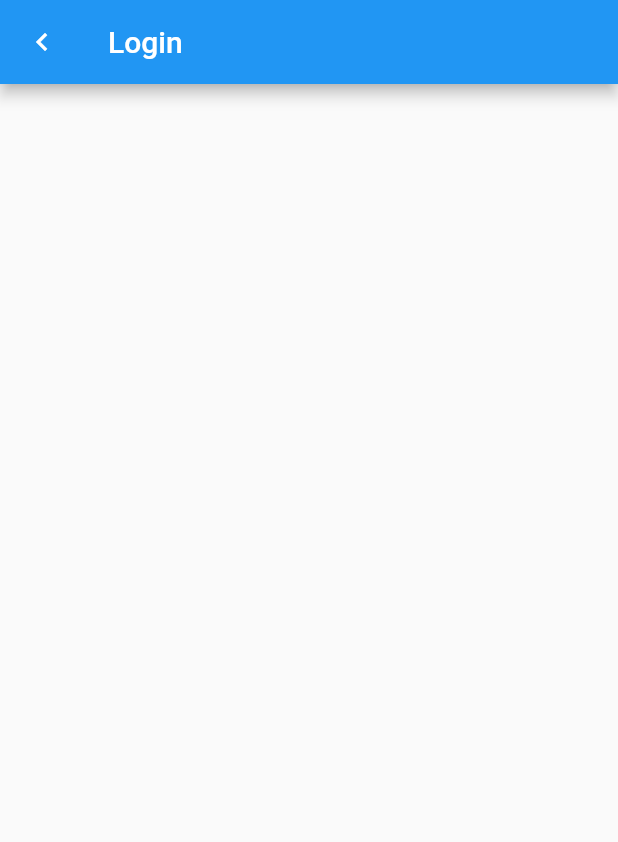
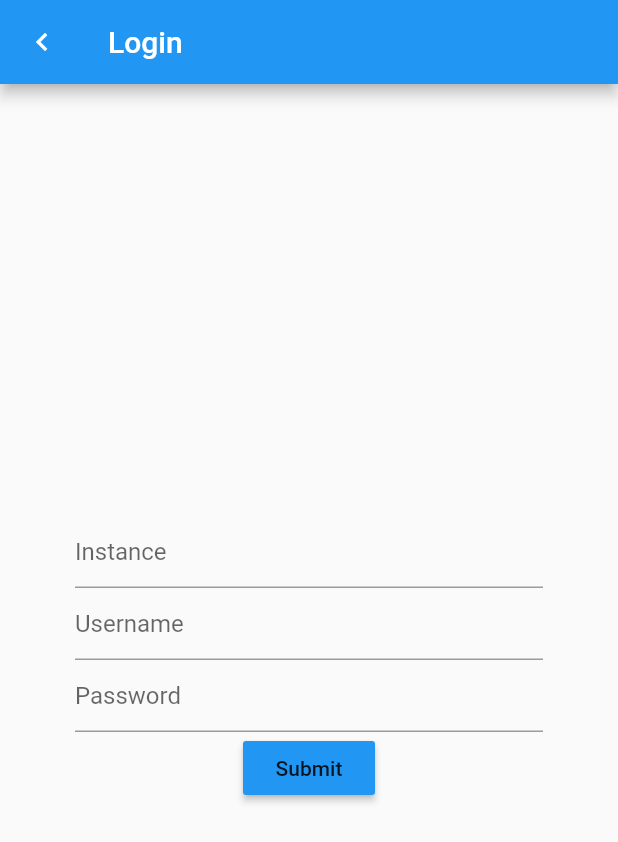
Before and after one commit to raijin-project/raijin-app, a Flutter app: the screen it shows after launch, after a tap on "Login", on a phone screen of 412 x 824 dp. Shown: the top 842 px of the screen. Run offline on Flutter 3.47's test engine with Material 2 defaults, Android fonts, the phone set to English and light mode, and no system bars; accounts and stored records are empty.

Commit message:
Login UI

```diff
--- a/lib/screens/login.dart
+++ b/lib/screens/login.dart
@@ -1,6 +1,30 @@
 import 'package:flutter/material.dart';
 
-class Login extends StatelessWidget {
+class Login extends StatefulWidget {
+  @override
+  _LoginState createState() => _LoginState();
+}
+
+class _LoginState extends State<Login> {
+  final _formKey = GlobalKey<FormState>();
+
+  Map<String, String> _formData = Map();
+
+  TextFormField _field(String hintText, {bool obfuscate = false}) {
+    return TextFormField(
+        decoration: InputDecoration(hintText: hintText),
+        obscureText: obfuscate,
+        onSaved: (value) {
+          _formData[hintText] = value;
+        },
+        validator: (value) {
+          if (value.isEmpty) {
+            return 'Field is required';
+          }
+          return null;
+        });
+  }
+
   @override
   Widget build(BuildContext context) {
     return Scaffold(
@@ -13,6 +37,28 @@ class Login extends StatelessWidget {
         ),
         title: Text("Login"),
       ),
+      body: Builder(builder: (BuildContext context) {
+        return Center(
+          child: Container(
+            margin: EdgeInsets.fromLTRB(50, 0, 50, 0),
+            child: Form(
+              key: _formKey,
+              child: Column(
+                mainAxisAlignment: MainAxisAlignment.center,
+                children: <Widget>[
+                  _field('Instance'),
+                  _field('Username'),
+                  _field('Password', obfuscate: true),
+                  RaisedButton(
+                      color: Colors.blue,
+                      child: Text("Submit"),
+                      onPressed: () {})
+                ],
+              ),
+            ),
+          ),
+        );
+      }),
     );
   }
 }
--- a/lib/screens/register.dart
+++ b/lib/screens/register.dart
@@ -80,6 +80,8 @@ class _RegisterState extends State<Register> {
                         Future<Map> result = _submit(_formData);
                         result.then((value) {
                           if (value.containsKey('data')) {
+                            // This snackbar disappears too fast, maybe go to a
+                            // different screen instead or use another notifier?
                             Scaffold.of(context).showSnackBar(SnackBar(
                               content: Text("Registration successful"),
                             ));
```
